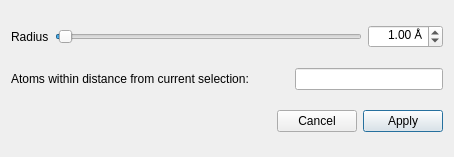
Qt form src/Configurator/OctreeConfigurator.ui (nutjunkie/IQmol3) before a commit.
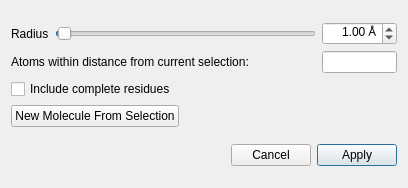
The same form after that commit.

Commit message: Add newMoleculeRequest function

What changed in the file:
```diff
--- a/src/Configurator/OctreeConfigurator.ui
+++ b/src/Configurator/OctreeConfigurator.ui
@@ -6,8 +6,8 @@
    <rect>
     <x>0</x>
     <y>0</y>
-    <width>454</width>
-    <height>157</height>
+    <width>408</width>
+    <height>188</height>
    </rect>
   </property>
   <property name="windowTitle">
@@ -18,7 +18,36 @@
   </property>
   <layout class="QVBoxLayout" name="verticalLayout">
    <item>
-    <layout class="QHBoxLayout" name="horizontalLayout_4">
+    <layout class="QGridLayout" name="gridLayout" columnstretch="0,2,0">
+     <item row="1" column="1">
+      <spacer name="horizontalSpacer">
+       <property name="orientation">
+        <enum>Qt::Horizontal</enum>
+       </property>
+       <property name="sizeHint" stdset="0">
+        <size>
+         <width>40</width>
+         <height>20</height>
+        </size>
+       </property>
+      </spacer>
+     </item>
+     <item row="2" column="0">
+      <widget class="QCheckBox" name="includeResiduesButton">
+       <property name="text">
+        <string>Include complete residues</string>
+       </property>
+      </widget>
+     </item>
+     <item row="1" column="0">
+      <widget class="QLabel" name="label">
+       <property name="text">
+        <string>Atoms within distance from current selection:</string>
+       </property>
+      </widget>
+     </item>
+     <item row="0" column="0" colspan="2">
+      <layout class="QHBoxLayout" name="horizontalLayout_2">
      <item>
       <widget class="QLabel" name="labelPoints">
        <property name="text">
@@ -39,7 +68,9 @@
        </property>
       </widget>
      </item>
-     <item>
+      </layout>
+     </item>
+     <item row="0" column="2">
       <widget class="QDoubleSpinBox" name="radiusSpin">
        <property name="alignment">
         <set>Qt::AlignRight|Qt::AlignTrailing|Qt::AlignVCenter</set>
@@ -64,31 +95,7 @@
        </property>
       </widget>
      </item>
-    </layout>
-   </item>
-   <item>
-    <layout class="QHBoxLayout" name="horizontalLayout_2">
-     <item>
-      <widget class="QLabel" name="label">
-       <property name="text">
-        <string>Atoms within distance from current selection:</string>
-       </property>
-      </widget>
-     </item>
-     <item>
-      <spacer name="horizontalSpacer">
-       <property name="orientation">
-        <enum>Qt::Horizontal</enum>
-       </property>
-       <property name="sizeHint" stdset="0">
-        <size>
-         <width>40</width>
-         <height>20</height>
-        </size>
-       </property>
-      </spacer>
-     </item>
-     <item>
+     <item row="1" column="2">
       <widget class="QLineEdit" name="hitsTextEdit">
        <property name="sizePolicy">
         <sizepolicy hsizetype="Expanding" vsizetype="Fixed">
@@ -101,6 +108,30 @@
        </property>
       </widget>
      </item>
+     <item row="3" column="0">
+      <layout class="QHBoxLayout" name="horizontalLayout">
+       <item>
+        <widget class="QPushButton" name="newMoleculeButton">
+         <property name="text">
+          <string>New Molecule From Selection</string>
+         </property>
+        </widget>
+       </item>
+       <item>
+        <spacer name="horizontalSpacer_3">
+         <property name="orientation">
+          <enum>Qt::Horizontal</enum>
+         </property>
+         <property name="sizeHint" stdset="0">
+          <size>
+           <width>40</width>
+           <height>20</height>
+          </size>
+         </property>
+        </spacer>
+       </item>
+      </layout>
+     </item>
     </layout>
    </item>
    <item>
```
Lines whose indentation alone changed are shown as unchanged. The commit also changes 2 other files.
